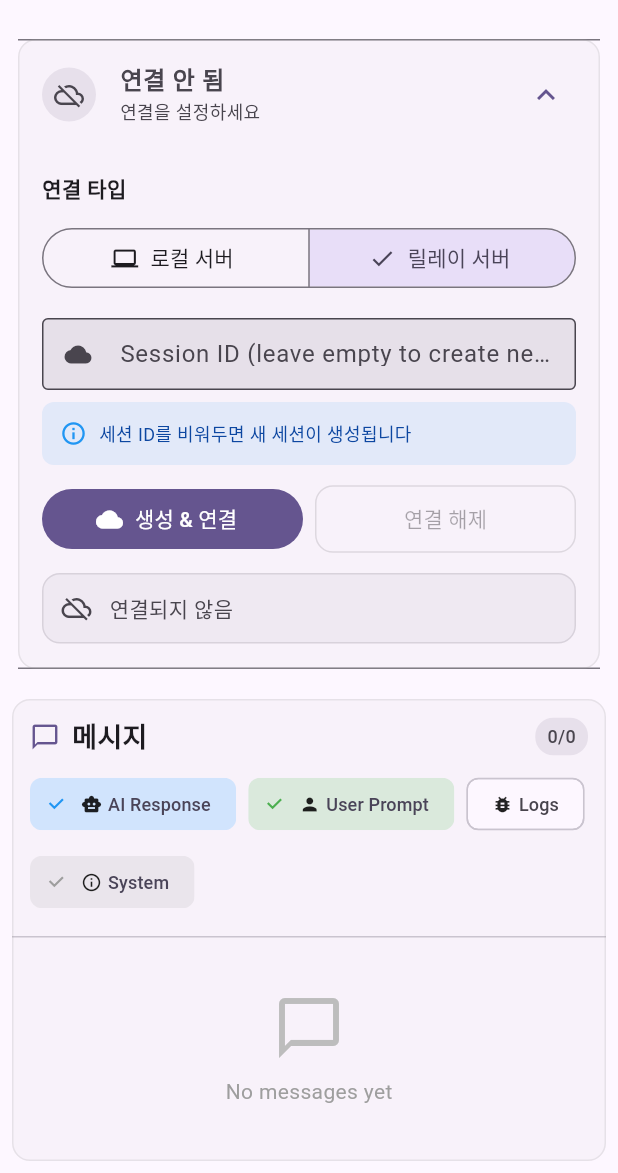
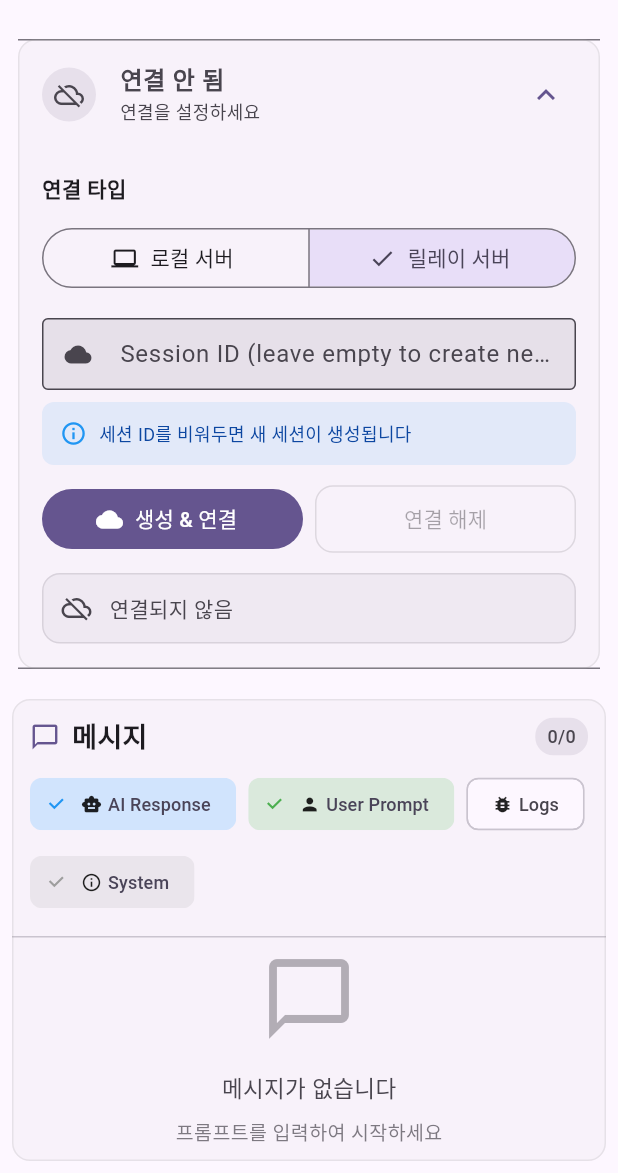
Before and after one commit to jaloveeye/cursor-remote, a Flutter app: the screen it shows after launch, on a phone screen of 412 x 824 dp, the part 63-1236 px from its top. Run offline on Flutter 3.47's test engine with Material 3 defaults, Android fonts, the phone set to English and light mode, and no system bars.

Commit message:
fix: 입력 영역 버튼 및 빈 메시지 UI 완전 수정
- FilledButton.icon으로 전송 버튼 변경
- 버튼 비활성화 조건 개선 (텍스트 비어있거나 응답 대기 중)
- 빈 메시지 상태 UI 완전 개선
- 클리어 버튼 아이콘 색상 개선

```diff
--- a/mobile-app/lib/main.dart
+++ b/mobile-app/lib/main.dart
@@ -2358,17 +2358,28 @@ class _HomePageState extends State<HomePage> with WidgetsBindingObserver {
                               children: [
                                 Icon(
                                   _messages.isEmpty ? Icons.chat_bubble_outline : Icons.filter_alt,
-                                  size: 48,
-                                  color: Colors.grey[400],
+                                  size: 64,
+                                  color: Theme.of(context).colorScheme.onSurfaceVariant.withOpacity(0.4),
                                 ),
-                                const SizedBox(height: 8),
+                                const SizedBox(height: 16),
                                 Text(
-                                  _messages.isEmpty ? 'No messages yet' : 'No messages match the filter',
+                                  _messages.isEmpty ? '메시지가 없습니다' : '필터와 일치하는 메시지가 없습니다',
                                   style: TextStyle(
-                                    color: Colors.grey,
-                                    fontSize: 14,
+                                    color: Theme.of(context).colorScheme.onSurfaceVariant,
+                                    fontSize: 15,
+                                    fontWeight: FontWeight.w500,
                                   ),
                                 ),
+                                if (_messages.isEmpty) ...[
+                                  const SizedBox(height: 8),
+                                  Text(
+                                    '프롬프트를 입력하여 시작하세요',
+                                    style: TextStyle(
+                                      color: Theme.of(context).colorScheme.onSurfaceVariant.withOpacity(0.7),
+                                      fontSize: 13,
+                                    ),
+                                  ),
+                                ],
                               ],
                             ),
                           )
@@ -2629,7 +2640,11 @@ class _HomePageState extends State<HomePage> with WidgetsBindingObserver {
                           prefixIcon: const Icon(Icons.edit_note),
                           suffixIcon: _commandController.text.isNotEmpty
                               ? IconButton(
-                                  icon: const Icon(Icons.clear),
+                                  icon: Icon(
+                                    Icons.clear,
+                                    size: 20,
+                                    color: Theme.of(context).colorScheme.onSurfaceVariant,
+                                  ),
                                   onPressed: () {
                                     _commandController.clear();
                                     setState(() {});
```
